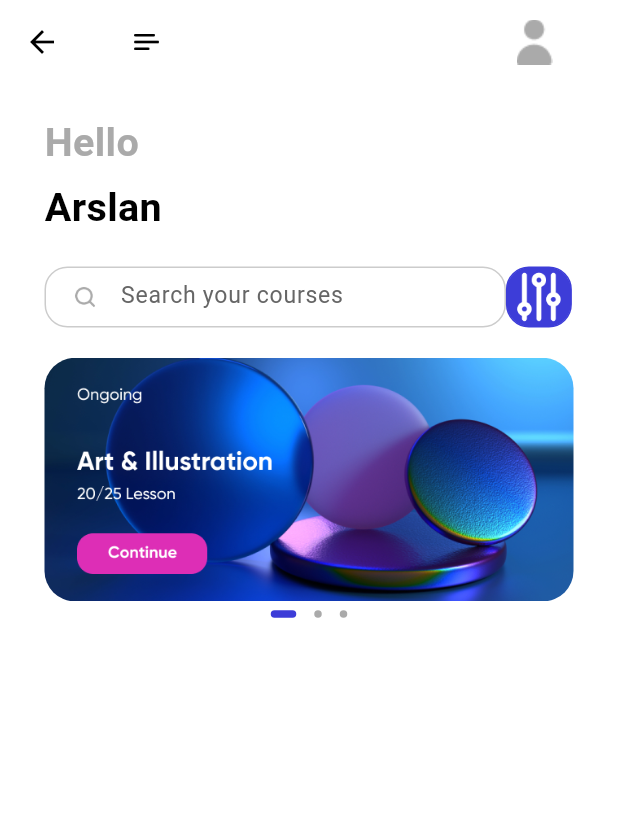
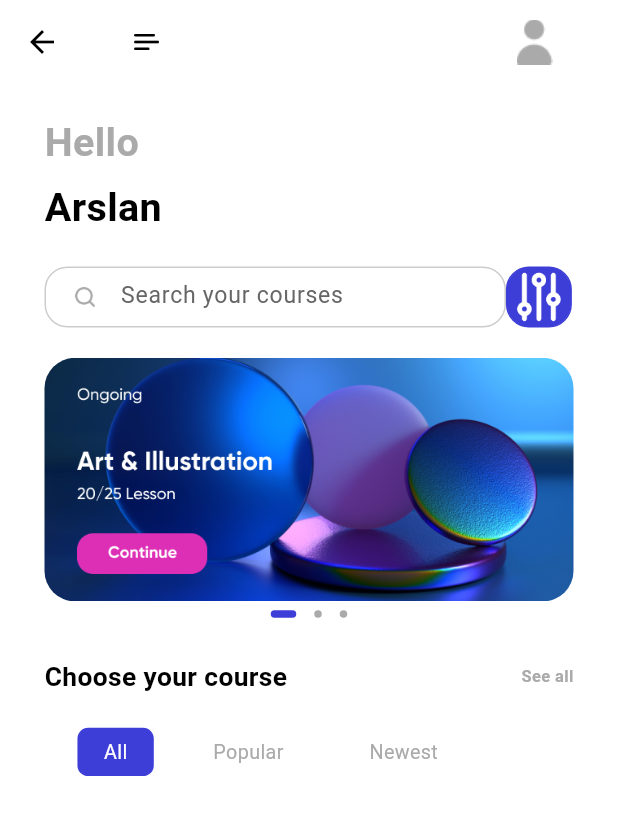
Before and after one commit to ArslanYousaf12/code-academy-app, a Flutter app: the HomePage screen opened directly, on a phone screen of 412 x 824 dp. Shown: the top 815 px of the screen. Run offline on Flutter 3.47's test engine with Material 3 defaults, Android fonts, the phone set to English and light mode, and no system bars; drawn by our look-alikes of dots_indicator; our stand-ins replace cloud_firestore, firebase_auth, firebase_core, flutter_bloc, flutter_screenutil, fluttertoast and 1 more; accounts and stored records are empty; Roboto replaces fonts that are missing (Avenir).

Commit message:
Refactor HomePage layout: update slider view import path, add MenuViewHomePage, and remove obsolete slider files

```diff
--- a/lib/screens/home/home_page.dart
+++ b/lib/screens/home/home_page.dart
@@ -1,8 +1,9 @@
 import 'package:code_academy_app/common/values/colors.dart';
 import 'package:code_academy_app/screens/home/widgets/home_page_app_bar.dart';
-import 'package:code_academy_app/screens/home/widgets/home_page_slider_view.dart';
+import 'package:code_academy_app/screens/home/widgets/slider_widgets/home_page_slider_view.dart';
 import 'package:code_academy_app/screens/home/widgets/home_page_search_box.dart';
 import 'package:code_academy_app/screens/home/widgets/home_page_text_widget.dart';
+import 'package:code_academy_app/screens/home/widgets/menu_widgets/menu_view_home_page.dart';
 import 'package:flutter/material.dart';
 import 'package:flutter_screenutil/flutter_screenutil.dart';
 
@@ -35,6 +36,7 @@ class _HomePageState extends State<HomePage> {
               HomePageSearchBox(),
               SizedBox(height: 20.h),
               HomePageSliderView(),
+              MenuViewHomePage(),
             ],
           ),
         ),
--- /dev/null
+++ b/lib/screens/home/widgets/menu_widgets/menu_view_home_page.dart
@@ -0,0 +1,51 @@
+import 'package:code_academy_app/common/values/colors.dart';
+import 'package:code_academy_app/screens/home/widgets/menu_widgets/reusable_menu_text.dart';
+import 'package:code_academy_app/screens/home/widgets/menu_widgets/reusable_sub_title_text.dart';
+import 'package:flutter/material.dart';
+import 'package:flutter_screenutil/flutter_screenutil.dart';
+
+class MenuViewHomePage extends StatelessWidget {
+  const MenuViewHomePage({super.key});
+
+  @override
+  Widget build(BuildContext context) {
+    return Column(
+      children: [
+        Container(
+          width: 325.w,
+          margin: EdgeInsets.only(top: 20.h),
+          child: Row(
+            mainAxisAlignment: MainAxisAlignment.spaceBetween,
+            children: [
+              ReusableSubTitleText(text: "Choose your course"),
+              GestureDetector(
+                child: ReusableSubTitleText(
+                  text: "See all",
+                  color: AppColors.primaryThreeElementText,
+                  fontSize: 10,
+                ),
+              ),
+            ],
+          ),
+        ),
+        Container(
+          child: Row(
+            children: [
+              ReusableMenuText(text: "All"),
+              ReusableMenuText(
+                text: "Popular",
+                textColor: AppColors.primaryThreeElementText,
+                backgroundColor: Colors.white,
+              ),
+              ReusableMenuText(
+                text: "Newest",
+                textColor: AppColors.primaryThreeElementText,
+                backgroundColor: Colors.white,
+              ),
+            ],
+          ),
+        ),
+      ],
+    );
+  }
+}
--- /dev/null
+++ b/lib/screens/home/widgets/menu_widgets/reusable_menu_text.dart
@@ -0,0 +1,35 @@
+import 'package:code_academy_app/common/values/colors.dart';
+import 'package:code_academy_app/screens/home/widgets/menu_widgets/reusable_sub_title_text.dart';
+import 'package:flutter/material.dart';
+import 'package:flutter_screenutil/flutter_screenutil.dart';
+
+class ReusableMenuText extends StatelessWidget {
+  const ReusableMenuText({
+    super.key,
+    required this.text,
+    this.textColor = AppColors.primaryElementText,
+    this.backgroundColor = AppColors.primaryElement,
+  });
+  final String text;
+  final Color textColor;
+  final Color backgroundColor;
+
+  @override
+  Widget build(BuildContext context) {
+    return Container(
+      margin: EdgeInsets.only(top: 20.w, left: 20.w),
+      padding: EdgeInsets.only(left: 15.w, right: 15.w, top: 5.w, bottom: 5.w),
+      decoration: BoxDecoration(
+        color: backgroundColor,
+        borderRadius: BorderRadius.circular(7.r),
+        border: Border.all(color: backgroundColor, width: 1.w),
+      ),
+      child: ReusableSubTitleText(
+        text: text,
+        color: textColor,
+        fontSize: 12,
+        fontWeight: FontWeight.normal,
+      ),
+    );
+  }
+}
--- /dev/null
+++ b/lib/screens/home/widgets/menu_widgets/reusable_sub_title_text.dart
@@ -0,0 +1,30 @@
+import 'package:code_academy_app/common/values/colors.dart';
+import 'package:flutter/material.dart';
+import 'package:flutter_screenutil/flutter_screenutil.dart';
+
+class ReusableSubTitleText extends StatelessWidget {
+  const ReusableSubTitleText({
+    super.key,
+    required this.text,
+    this.color = AppColors.primaryText,
+    this.fontSize = 16,
+    this.fontWeight = FontWeight.bold,
+  });
+  final String text;
+  final Color color;
+  final double fontSize;
+  final FontWeight fontWeight;
+  @override
+  Widget build(BuildContext context) {
+    return Container(
+      child: Text(
+        text,
+        style: TextStyle(
+          fontSize: fontSize.sp,
+          fontWeight: fontWeight,
+          color: color,
+        ),
+      ),
+    );
+  }
+}
--- a/lib/screens/home/widgets/home_page_slider_view.dart
+++ b/lib/screens/home/widgets/slider_widgets/home_page_slider_view.dart
@@ -2,7 +2,7 @@ import 'package:code_academy_app/common/values/colors.dart';
 import 'package:code_academy_app/screens/home/bloc/home_page_bloc.dart';
 import 'package:code_academy_app/screens/home/bloc/home_page_events.dart';
 import 'package:code_academy_app/screens/home/bloc/home_page_states.dart';
-import 'package:code_academy_app/screens/home/widgets/slider_widget.dart';
+import 'package:code_academy_app/screens/home/widgets/slider_widgets/slider_widget.dart';
 import 'package:dots_indicator/dots_indicator.dart';
 import 'package:flutter/material.dart';
 import 'package:flutter_bloc/flutter_bloc.dart';
@@ -13,7 +13,7 @@ class HomePageSliderView extends StatelessWidget {
 
   @override
   Widget build(BuildContext context) {
-    int slider_index = context.watch<HomePageBloc>().state.index;
+    int sliderIndex = context.watch<HomePageBloc>().state.index;
     return Column(
       children: [
         Container(
@@ -33,7 +33,7 @@ class HomePageSliderView extends StatelessWidget {
         Container(
           child: DotsIndicator(
             dotsCount: 3,
-            position: slider_index.toDouble(),
+            position: sliderIndex.toDouble(),
             decorator: DotsDecorator(
               color: AppColors.primaryThreeElementText,
               activeColor: AppColors.primaryElement,
```
Also changed, not shown: lib/screens/home/widgets/slider_widgets/slider_widget.dart (renamed from lib/screens/home/widgets/slider_widget.dart).
